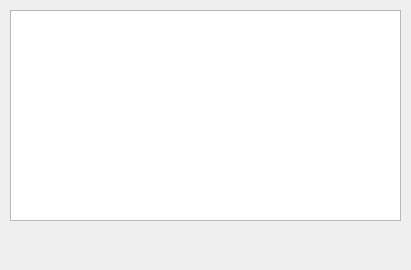
Qt form units.ui (constfps/grade-importer) before a commit.
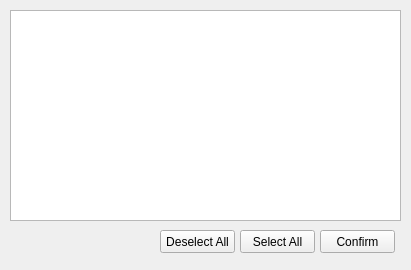
The same form after that commit.

Commit message: implemented button function for units list

```diff
--- a/units.ui
+++ b/units.ui
@@ -37,6 +37,45 @@
     </property>
    </column>
   </widget>
+  <widget class="QPushButton" name="ConfirmButton">
+   <property name="geometry">
+    <rect>
+     <x>320</x>
+     <y>230</y>
+     <width>75</width>
+     <height>23</height>
+    </rect>
+   </property>
+   <property name="text">
+    <string>Confirm</string>
+   </property>
+  </widget>
+  <widget class="QPushButton" name="DeselectAll">
+   <property name="geometry">
+    <rect>
+     <x>160</x>
+     <y>230</y>
+     <width>75</width>
+     <height>23</height>
+    </rect>
+   </property>
+   <property name="text">
+    <string>Deselect All</string>
+   </property>
+  </widget>
+  <widget class="QPushButton" name="SelectAll">
+   <property name="geometry">
+    <rect>
+     <x>240</x>
+     <y>230</y>
+     <width>75</width>
+     <height>23</height>
+    </rect>
+   </property>
+   <property name="text">
+    <string>Select All</string>
+   </property>
+  </widget>
  </widget>
  <resources/>
  <connections/>
```
The commit also changes 1 other file.
